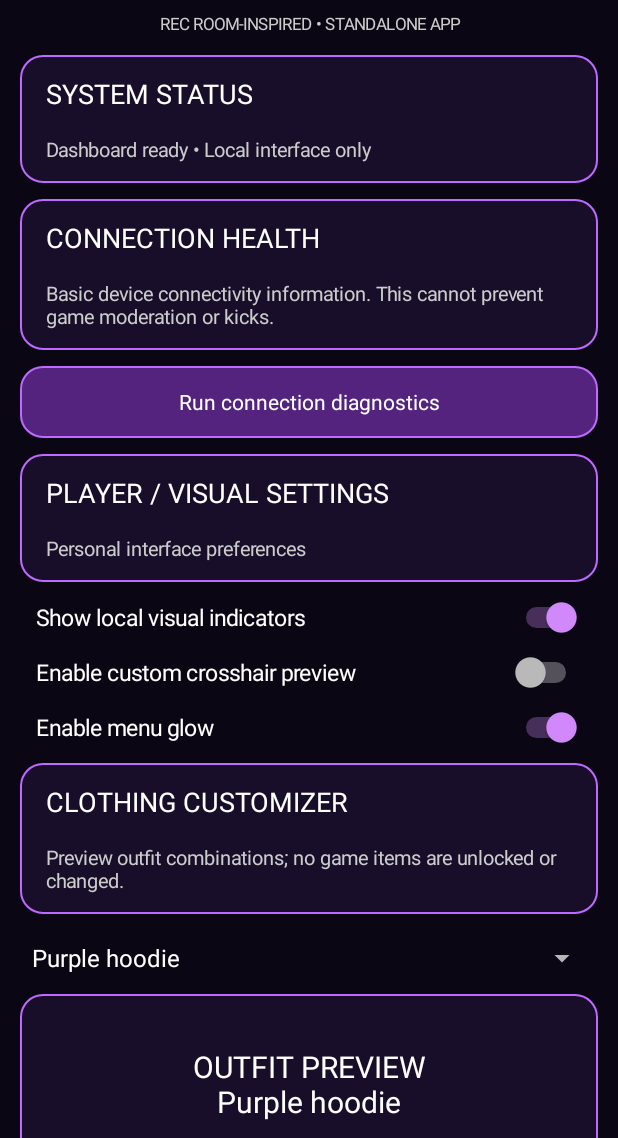
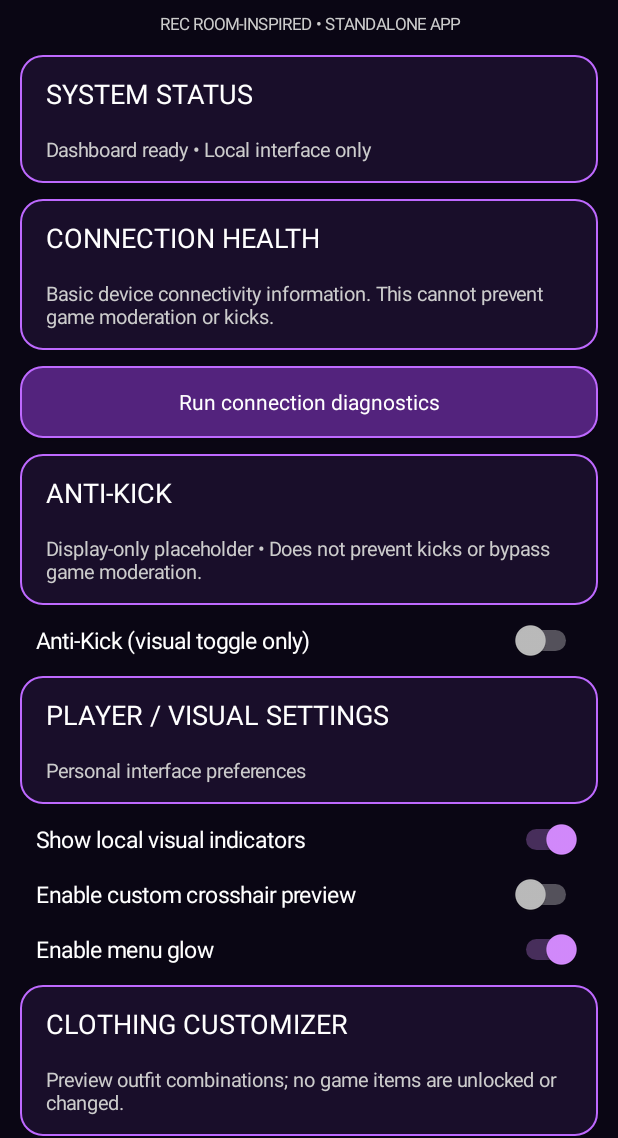
Before and after one commit to fayvalid-svg/PurpleNeonAdmin, an Android app: the screen it shows after launch (MainActivity), on a phone screen of 412 x 824 dp, the part 98-1236 px from its top. Run offline under Robolectric (Android 15) with nearby library versions, the phone set to English and light mode, and no system bars.

Commit message:
Add display-only Anti-Kick menu toggle

```diff
--- a/app/src/main/java/com/example/purpleneon/MainActivity.java
+++ b/app/src/main/java/com/example/purpleneon/MainActivity.java
@@ -47,6 +47,19 @@ public class MainActivity extends Activity {
         diagnostics.setOnClickListener(v -> new android.app.AlertDialog.Builder(this).setTitle("Connection health")
             .setMessage("Device network: Check Android network settings\nGame connection: Not connected to Rec Room\nModeration bypass: Not supported")
             .setPositiveButton("OK",null).show());
+        addCard("ANTI-KICK","Display-only placeholder • Does not prevent kicks or bypass game moderation.");
+        Switch antiKick = new Switch(this);
+        antiKick.setText("Anti-Kick (visual toggle only)");
+        antiKick.setTextColor(Color.WHITE);
+        antiKick.setTextSize(15);
+        antiKick.setPadding(16,12,16,12);
+        antiKick.setOnCheckedChangeListener((buttonView, isChecked) ->
+            new android.app.AlertDialog.Builder(this)
+                .setTitle("Anti-Kick — display only")
+                .setMessage("This switch only changes the menu display. It does not connect to Rec Room, prevent kicks, or bypass moderation.")
+                .setPositiveButton("OK", null)
+                .show());
+        root.addView(antiKick);
         addCard("PLAYER / VISUAL SETTINGS","Personal interface preferences");
         addSwitch("Show local visual indicators",true); addSwitch("Enable custom crosshair preview",false); addSwitch("Enable menu glow",true);
         addCard("CLOTHING CUSTOMIZER","Preview outfit combinations; no game items are unlocked or changed.");
```
